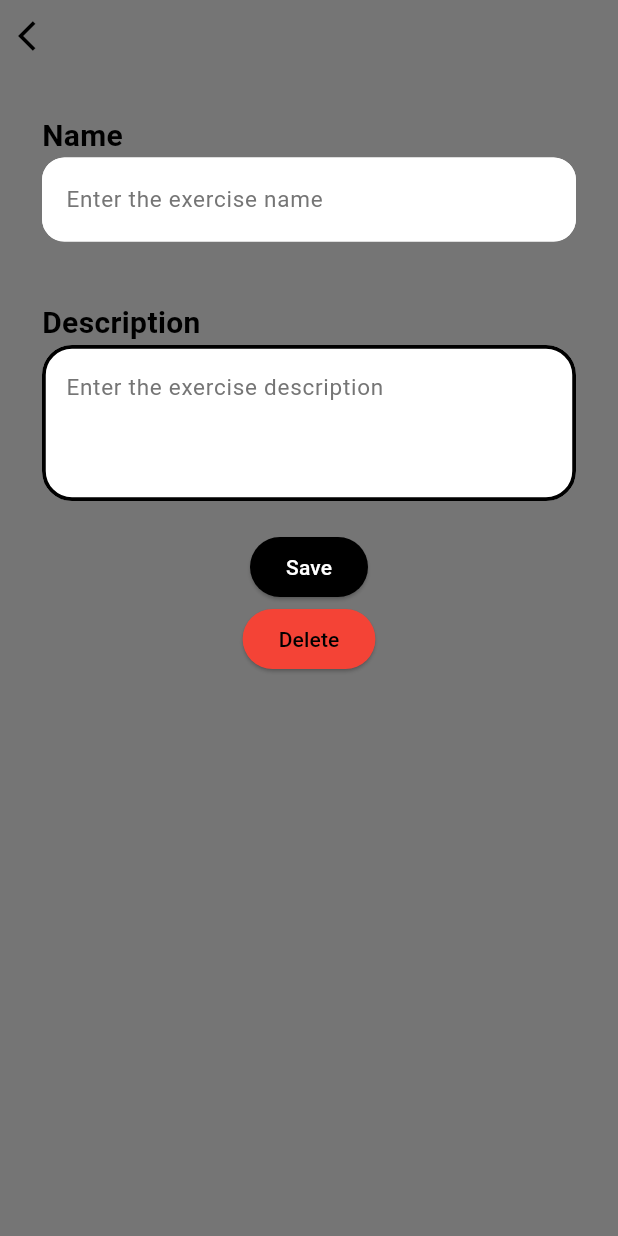
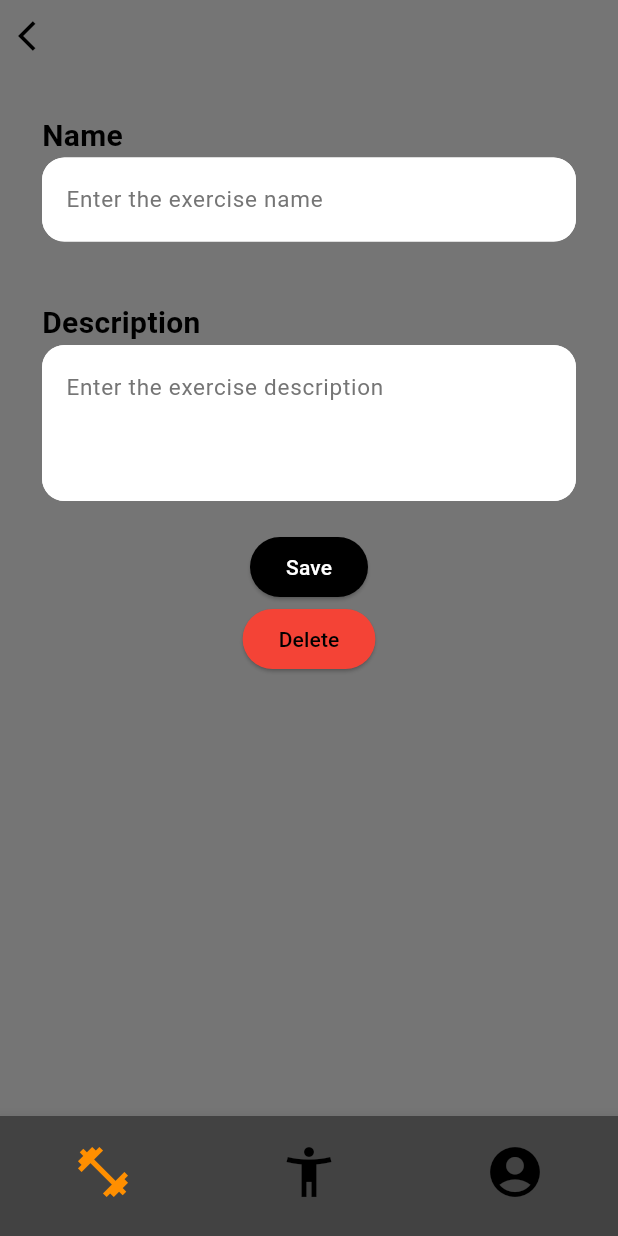
Before and after one commit to MaximeAlgosup/Team-Muscle, a Flutter app: the EditExercisePage screen opened directly with empty values, on a phone screen of 412 x 824 dp. Run offline on Flutter 3.47's test engine with Material 3 defaults, Android fonts, the phone set to English and light mode, and no system bars; our stand-ins replace go_router, sqflite; accounts and stored records are empty.

Commit message:
Correct things

```diff
--- a/team_muscle/lib/pages/exercises/edit_exercise_page.dart
+++ b/team_muscle/lib/pages/exercises/edit_exercise_page.dart
@@ -9,6 +9,7 @@ import 'package:team_muscle/controllers/exercise_controller.dart';
 import 'package:team_muscle/widgets/fields/text_area_widget.dart';
 import 'package:team_muscle/widgets/fields/text_field_widget.dart';
 import 'package:team_muscle/widgets/buttons/simple_button_widget.dart';
+import 'package:team_muscle/widgets/navbar_widget.dart';
 
 class EditExercisePage extends StatelessWidget {
   const EditExercisePage({
@@ -75,6 +76,8 @@ class EditExercisePage extends StatelessWidget {
           ),
         ),
       ),
+      bottomNavigationBar: Container(
+          color: Colors.grey[600], child: const NavbarWidget(selectedIndex: 0)),
     );
   }
 }
--- a/team_muscle/lib/pages/users/edit_profile_page.dart
+++ b/team_muscle/lib/pages/users/edit_profile_page.dart
@@ -87,7 +87,7 @@ class _EditProfilePageState extends State<EditProfilePage> {
         ),
       ),
       bottomNavigationBar: Container(
-          color: Colors.grey[600], child: const NavbarWidget(selectedIndex: 2)),
+          color: Colors.grey[600], child: const NavbarWidget(selectedIndex: 0)),
     );
   }
 }
--- a/team_muscle/lib/pages/users/profile_page.dart
+++ b/team_muscle/lib/pages/users/profile_page.dart
@@ -18,7 +18,7 @@ class ProfilePage extends StatefulWidget {
 
 class _ProfilePageState extends State<ProfilePage> {
   final controller = UserController();
-  Widget _body = LoadingWidget();
+  Widget _body = const LoadingWidget();
 
   void _setUserData() async {
     controller.setById(globals.userIndex!).then((value) {
--- a/team_muscle/lib/routes.dart
+++ b/team_muscle/lib/routes.dart
@@ -77,7 +77,6 @@ final GoRouter router = GoRouter(
             return const MaterialPage(child: ExerciseListPage());
           }
           ExerciseController exerciseController = ExerciseController();
-          exerciseController.setById(int.parse(exerciseId));
           return MaterialPage(
               child: ExercisePage(
                   exerciseController: exerciseController,
--- a/team_muscle/lib/widgets/fields/text_area_widget.dart
+++ b/team_muscle/lib/widgets/fields/text_area_widget.dart
@@ -55,24 +55,24 @@ class TextAreaWidget extends StatelessWidget {
                     ),
                     focusedBorder: const OutlineInputBorder(
                       borderSide: BorderSide(
-                        color: Colors.black,
+                        color: Colors.white,
                         width: 2.5,
                       ),
-                      borderRadius: BorderRadius.all(Radius.circular(20)),
+                      borderRadius: BorderRadius.all(Radius.circular(15)),
                     ),
                     enabledBorder: const OutlineInputBorder(
                       borderSide: BorderSide(
-                        color: Colors.black,
+                        color: Colors.white,
                         width: 2.5,
                       ),
-                      borderRadius: BorderRadius.all(Radius.circular(20)),
+                      borderRadius: BorderRadius.all(Radius.circular(15)),
                     ),
                     disabledBorder: const OutlineInputBorder(
                       borderSide: BorderSide(
-                        color: Colors.black,
+                        color: Colors.white,
                         width: 2.5,
                       ),
-                      borderRadius: BorderRadius.all(Radius.circular(20)),
+                      borderRadius: BorderRadius.all(Radius.circular(15)),
                     ),
                   ),
                 ),
--- a/team_muscle/lib/widgets/selects/select_exercise_record_widget.dart
+++ b/team_muscle/lib/widgets/selects/select_exercise_record_widget.dart
@@ -69,7 +69,7 @@ class _SelectExerciseRecordWidgetState
                 itemCount: exerciseDataSnapshot.data!.length,
                 itemBuilder: (BuildContext context, int index) {
                   return Card(
-                    color: (exerciseDataSnapshot.data![index].isPersonalRecord == true)? Colors.green : Colors.white,
+                    color: (exerciseDataSnapshot.data![index].isPersonalRecord == true)? Colors.lightGreen : Colors.white,
                     child: ListTile(
                       title:
                       Text("${exerciseDataSnapshot.data![index].date.toString().split(' ')[0].replaceAll("-", "/")} - ${exerciseDataSnapshot.data![index].weight} kg"),
```
Also changed, not shown: team_muscle/lib/controllers/exercise_controller.dart (+12 -3 lines), team_muscle/lib/pages/exercises/exercise_page.dart (+67 -18 lines), team_muscle/lib/widgets/others/loading_widget.dart (+6 -3 lines).
